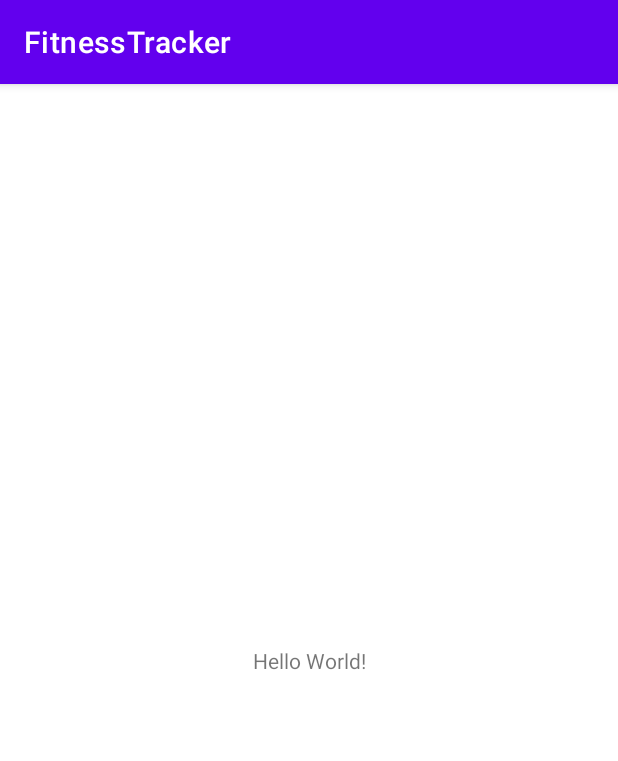
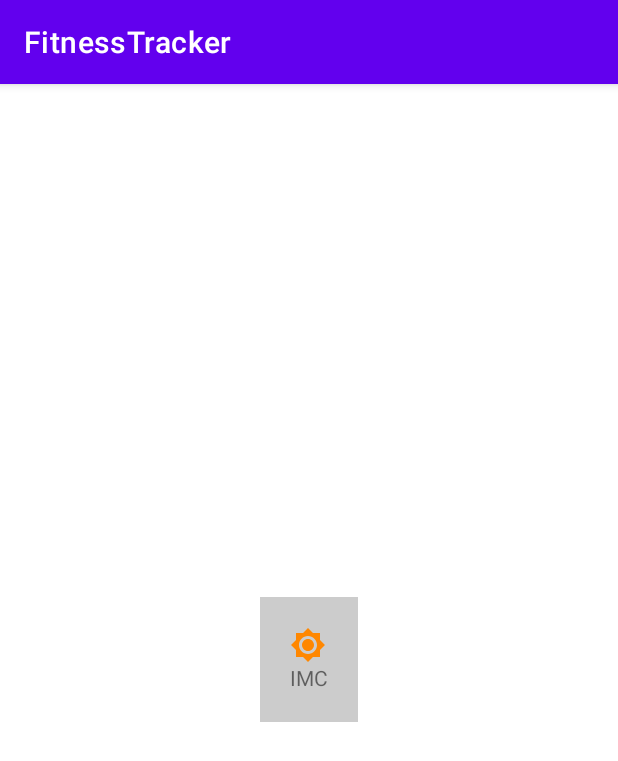
Before and after one commit to derek-alves/android-native, an Android app: the screen it shows after launch (MainActivity), on a phone screen of 412 x 824 dp. Shown: the top 761 px of the screen. Run offline under Robolectric (Android 15) with nearby library versions, the phone set to English and light mode, and no system bars.

Commit message:
First navegation

```diff
--- a/FitnessTracker/app/src/main/AndroidManifest.xml
+++ b/FitnessTracker/app/src/main/AndroidManifest.xml
@@ -9,6 +9,7 @@
         android:roundIcon="@mipmap/ic_launcher_round"
         android:supportsRtl="true"
         android:theme="@style/Theme.FitnessTracker">
+        <activity android:name=".imcActivity"></activity>
         <activity android:name=".MainActivity">
             <intent-filter>
                 <action android:name="android.intent.action.MAIN" />
--- a/FitnessTracker/app/src/main/java/com/derek/fitnesstracker/MainActivity.java
+++ b/FitnessTracker/app/src/main/java/com/derek/fitnesstracker/MainActivity.java
@@ -2,13 +2,26 @@ package com.derek.fitnesstracker;
 
 import androidx.appcompat.app.AppCompatActivity;
 
+import android.content.Intent;
 import android.os.Bundle;
+import android.view.View;
 
 public class MainActivity extends AppCompatActivity {
+
+    private View btnImc;
 
     @Override
     protected void onCreate(Bundle savedInstanceState) {
         super.onCreate(savedInstanceState);
         setContentView(R.layout.activity_main);
+
+        btnImc = findViewById(R.id.btn_imc);
+        btnImc.setOnClickListener(new View.OnClickListener() {
+            @Override
+            public void onClick(View v) {
+                Intent intent =  new Intent(MainActivity.this,imcActivity.class);
+                startActivity(intent);
+            }
+        });
     }
 }
--- /dev/null
+++ b/FitnessTracker/app/src/main/res/drawable/ic_sharp_brightness_high_24.xml
@@ -0,0 +1,5 @@
+<vector android:height="24dp" android:tint="#FF8700"
+    android:viewportHeight="24" android:viewportWidth="24"
+    android:width="24dp" xmlns:android="http://schemas.android.com/apk/res/android">
+    <path android:fillColor="@android:color/white" android:pathData="M20,8.69L20,4h-4.69L12,0.69 8.69,4L4,4v4.69L0.69,12 4,15.31L4,20h4.69L12,23.31 15.31,20L20,20v-4.69L23.31,12 20,8.69zM12,18c-3.31,0 -6,-2.69 -6,-6s2.69,-6 6,-6 6,2.69 6,6 -2.69,6 -6,6zM12,8c-2.21,0 -4,1.79 -4,4s1.79,4 4,4 4,-1.79 4,-4 -1.79,-4 -4,-4z"/>
+</vector>
--- a/FitnessTracker/app/src/main/res/layout/activity_main.xml
+++ b/FitnessTracker/app/src/main/res/layout/activity_main.xml
@@ -1,18 +1,32 @@
 <?xml version="1.0" encoding="utf-8"?>
-<androidx.constraintlayout.widget.ConstraintLayout xmlns:android="http://schemas.android.com/apk/res/android"
+<LinearLayout xmlns:android="http://schemas.android.com/apk/res/android"
     xmlns:app="http://schemas.android.com/apk/res-auto"
     xmlns:tools="http://schemas.android.com/tools"
     android:layout_width="match_parent"
     android:layout_height="match_parent"
+    android:orientation="vertical"
+    android:gravity="center"
     tools:context=".MainActivity">
 
-    <TextView
-        android:layout_width="wrap_content"
-        android:layout_height="wrap_content"
-        android:text="Hello World!"
-        app:layout_constraintBottom_toBottomOf="parent"
-        app:layout_constraintLeft_toLeftOf="parent"
-        app:layout_constraintRight_toRightOf="parent"
-        app:layout_constraintTop_toTopOf="parent" />
+   <LinearLayout
+       android:id="@+id/btn_imc"
+       android:layout_width="wrap_content"
+       android:layout_height="wrap_content"
+       android:orientation="vertical"
+       android:padding="20dp"
+       android:background="@color/colorLightGray"
+       >
 
-</androidx.constraintlayout.widget.ConstraintLayout>
+   <ImageView
+       android:src="@drawable/ic_sharp_brightness_high_24"
+       android:layout_width="wrap_content"
+       android:layout_height="wrap_content"
+       />
+   <TextView
+       android:layout_width="wrap_content"
+       android:layout_height="wrap_content"
+       android:text="@string/label_imc"/>
+
+   </LinearLayout>
+
+</LinearLayout>
--- a/FitnessTracker/app/src/main/res/values/colors.xml
+++ b/FitnessTracker/app/src/main/res/values/colors.xml
@@ -7,4 +7,5 @@
     <color name="teal_700">#FF018786</color>
     <color name="black">#FF000000</color>
     <color name="white">#FFFFFFFF</color>
+    <color name="colorLightGray">#CCCCCC</color>
 </resources>
```
Also changed, not shown: FitnessTracker/app/src/main/java/com/derek/fitnesstracker/imcActivity.java (added, +14 -0 lines), FitnessTracker/app/src/main/res/layout/activity_imc.xml (added, +57 -0 lines), FitnessTracker/app/src/main/res/values/strings.xml (+28 -0 lines).
